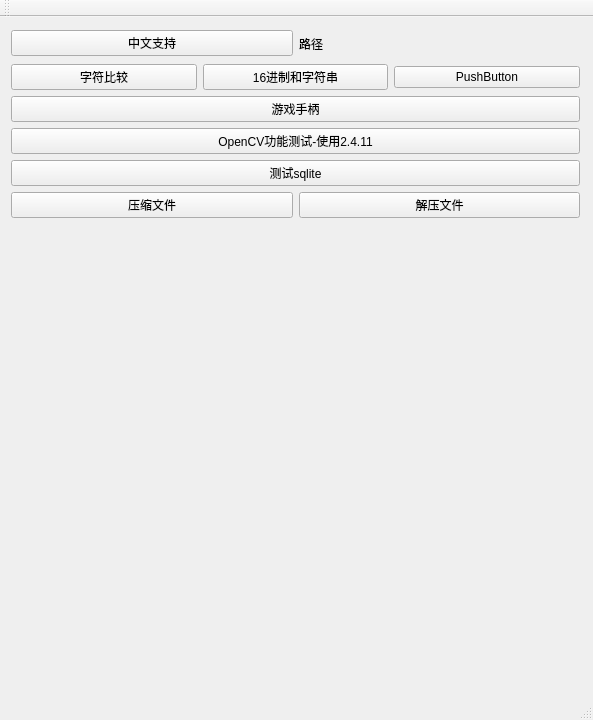
Above: UtilGui/src/UtilGui.ui from fg2fg3/UtilSdk before the change. Below: the same form after it.
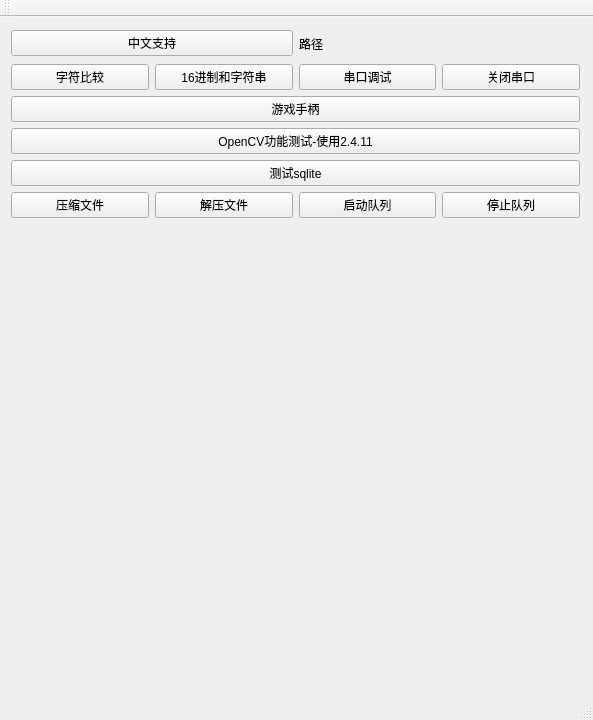
That is the form after the change.

Commit message: 增加环形无锁队列的用法，支持从头尾压入数据，支持取头和尾部数据

Diff of the .ui file:
```diff
--- a/UtilGui/src/UtilGui.ui
+++ b/UtilGui/src/UtilGui.ui
@@ -61,7 +61,14 @@
        <item>
         <widget class="QPushButton" name="pushButton_2">
          <property name="text">
-          <string>PushButton</string>
+          <string>串口调试</string>
+         </property>
+        </widget>
+       </item>
+       <item>
+        <widget class="QPushButton" name="m_pBtCloseSerialPort">
+         <property name="text">
+          <string>关闭串口</string>
          </property>
         </widget>
        </item>
@@ -104,6 +111,20 @@
          </property>
         </widget>
        </item>
+       <item>
+        <widget class="QPushButton" name="m_pBtStartQueue">
+         <property name="text">
+          <string>启动队列</string>
+         </property>
+        </widget>
+       </item>
+       <item>
+        <widget class="QPushButton" name="m_pBtStopQueue">
+         <property name="text">
+          <string>停止队列</string>
+         </property>
+        </widget>
+       </item>
       </layout>
      </item>
     </layout>
```
Left out of the diff: 2 changed lines with no effect on the pictures. The commit also changes 17 other files.
